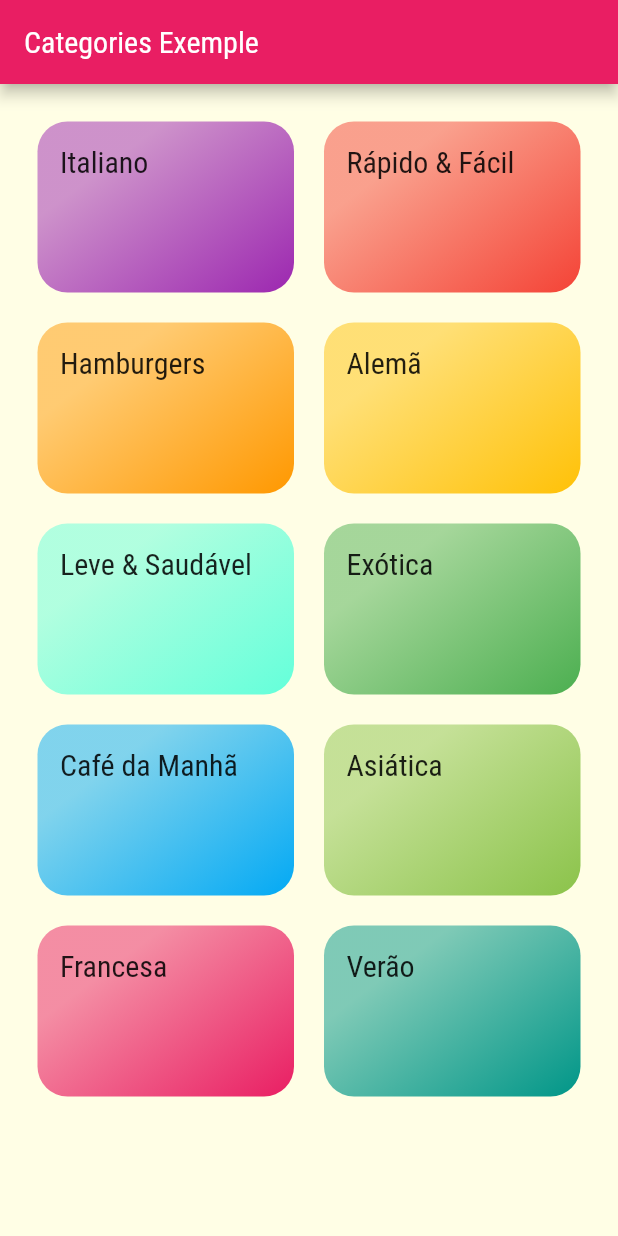
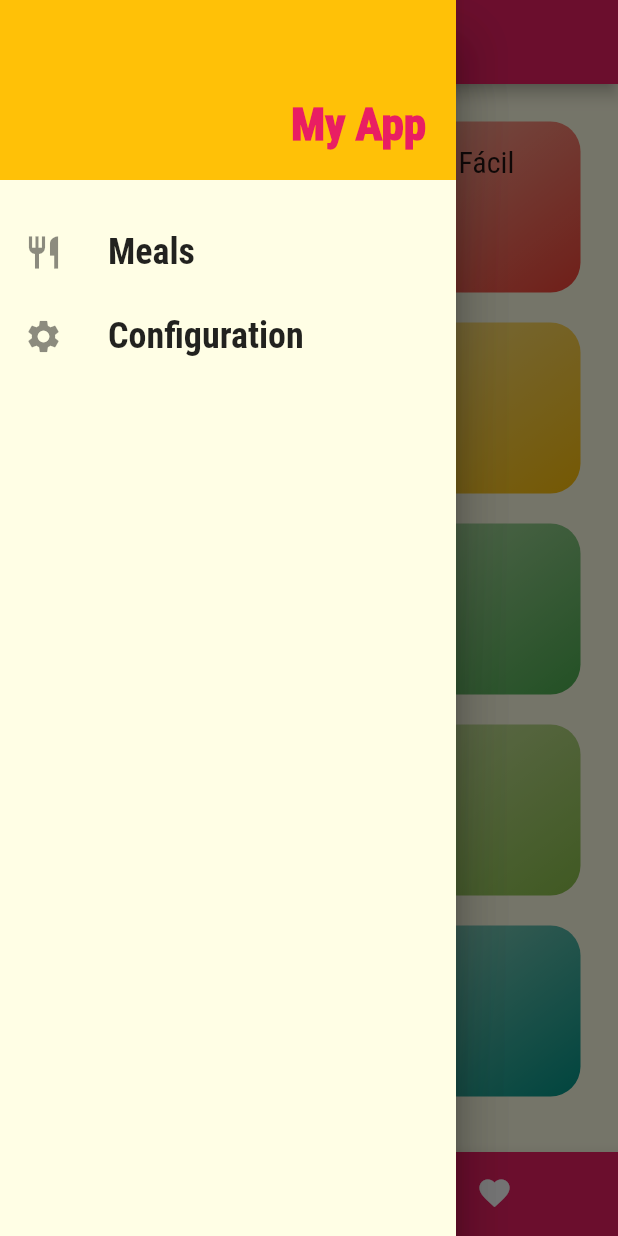
Before and after one commit to rafa160/categoryExemple, a Flutter app: the screen it shows after launch, with the side drawer open (before the commit the screen has no drawer), on a phone screen of 412 x 824 dp. Run offline on Flutter 3.47's test engine with Material 2 defaults, Android fonts, the phone set to English and light mode, and no system bars; Roboto replaces fonts that are missing (Releway, RobotoCondensed).

Commit message:
Add drawer.

```diff
--- a/lib/main.dart
+++ b/lib/main.dart
@@ -4,6 +4,7 @@ import 'package:exempleflutterapp/routes/app_routes.dart';
 import 'package:exempleflutterapp/screens/categories.dart';
 import 'package:exempleflutterapp/screens/categories_meals.dart';
 import 'package:exempleflutterapp/screens/meal_detail.dart';
+import 'package:exempleflutterapp/screens/tab_screens.dart';
 import 'package:flutter/material.dart';
 
 void main() {
@@ -30,7 +31,7 @@ class MyApp extends StatelessWidget {
         )
       ),
       routes: {
-        AppRoutes.HOME: (context) => Categories(),
+        AppRoutes.HOME: (context) => TabScreen(),
         AppRoutes.CATEGORY_MEALS: (context) => CategoriesMeals(),
         AppRoutes.MEAL_DETAILS: (context) => MealDetail(),
       },
--- a/lib/screens/categories.dart
+++ b/lib/screens/categories.dart
@@ -2,14 +2,11 @@ import 'package:flutter/material.dart';
 import 'package:exempleflutterapp/widgets/category_widget.dart';
 import 'package:exempleflutterapp/data/data.dart';
 import 'package:flutter/widgets.dart';
+
 class Categories extends StatelessWidget {
   @override
   Widget build(BuildContext context) {
-    return Scaffold(
-      appBar: AppBar(
-        title: Text('Categories Exemple'),
-      ),
-     body: GridView(
+    return GridView(
       padding: EdgeInsets.all(25),
       gridDelegate: SliverGridDelegateWithMaxCrossAxisExtent(
         maxCrossAxisExtent: 200,
@@ -17,11 +14,9 @@ class Categories extends StatelessWidget {
         crossAxisSpacing: 20,
         mainAxisSpacing: 20,
       ),
-        children:
-          DUMMY_CATEGORIES.map((e){
+      children: DUMMY_CATEGORIES.map((e) {
         return CategoryWidget(e);
       }).toList(),
-      ),
     );
   }
 }
--- /dev/null
+++ b/lib/screens/favorite.dart
@@ -0,0 +1,12 @@
+import 'package:flutter/material.dart';
+
+class FavoriteScreen extends StatelessWidget {
+
+
+  @override
+  Widget build(BuildContext context) {
+    return Center(
+      child: Text('teste'),
+    );
+  }
+}
--- /dev/null
+++ b/lib/screens/tab_screens.dart
@@ -0,0 +1,55 @@
+import 'package:exempleflutterapp/screens/categories.dart';
+import 'package:exempleflutterapp/screens/favorite.dart';
+import 'package:exempleflutterapp/widgets/drawer_conf.dart';
+import 'package:flutter/material.dart';
+
+class TabScreen extends StatefulWidget {
+  @override
+  _TabScreenState createState() => _TabScreenState();
+}
+
+class _TabScreenState extends State<TabScreen> {
+  int _selectedScreen = 0;
+
+  final List<Map<String, Object>> _screens = [
+    {'title': 'Food Categories', 'screen': Categories()},
+    {'title': 'Favorites', 'screen': FavoriteScreen()},
+  ];
+
+  _selectScreen(int index) {
+    setState(() {
+      _selectedScreen = index;
+    });
+  }
+
+  @override
+  Widget build(BuildContext context) {
+    return Scaffold(
+      appBar: AppBar(
+        title: Text(_screens[_selectedScreen]['title']),
+      ),
+      drawer: Drawer(
+        child: DrawerConfiguration(),
+      ),
+      body: _screens[_selectedScreen]['screen'],
+      bottomNavigationBar: BottomNavigationBar(
+        onTap: _selectScreen,
+        backgroundColor: Theme.of(context).primaryColor,
+        unselectedItemColor: Colors.white,
+        selectedItemColor: Theme.of(context).accentColor,
+        currentIndex: _selectedScreen,
+        type: BottomNavigationBarType.shifting,
+        items: [
+          BottomNavigationBarItem(
+              backgroundColor: Theme.of(context).primaryColor,
+              icon: Icon(Icons.fastfood),
+              title: Text('Category')),
+          BottomNavigationBarItem(
+              backgroundColor: Theme.of(context).primaryColor,
+              icon: Icon(Icons.favorite),
+              title: Text('Favorites')),
+        ],
+      ),
+    );
+  }
+}
--- /dev/null
+++ b/lib/widgets/drawer_conf.dart
@@ -0,0 +1,51 @@
+import 'package:flutter/material.dart';
+import 'package:flutter/widgets.dart';
+
+class DrawerConfiguration extends StatelessWidget {
+
+  _createItem(IconData iconData, String label) {
+    return ListTile(
+      leading: Icon(
+        iconData,
+        size: 26,
+      ),
+      title: Text(
+        label,
+        style: TextStyle(
+          fontFamily: 'RobotoCondensed',
+          fontSize: 24,
+          fontWeight: FontWeight.bold
+        ),
+      ),
+      onTap: (){},
+    );
+  }
+  @override
+  Widget build(BuildContext context) {
+    return Drawer(
+      child: Column(
+        children: <Widget>[
+          Container(
+            height: 120,
+            width: double.infinity,
+            padding: EdgeInsets.all(20),
+            alignment: Alignment.bottomRight,
+            color: Theme.of(context).accentColor,
+            child: Text('My App', style: TextStyle(fontWeight: FontWeight.w900, fontSize: 30, color: Theme.of(context).primaryColor),),
+          ),
+          SizedBox(
+            height: 20,
+          ),
+          _createItem(
+              Icons.restaurant,
+              'Meals'
+          ),
+          _createItem(
+              Icons.settings,
+              'Configuration'
+          ),
+        ],
+      ),
+    );
+  }
+}
```
Lines whose indentation alone changed are shown as unchanged.
